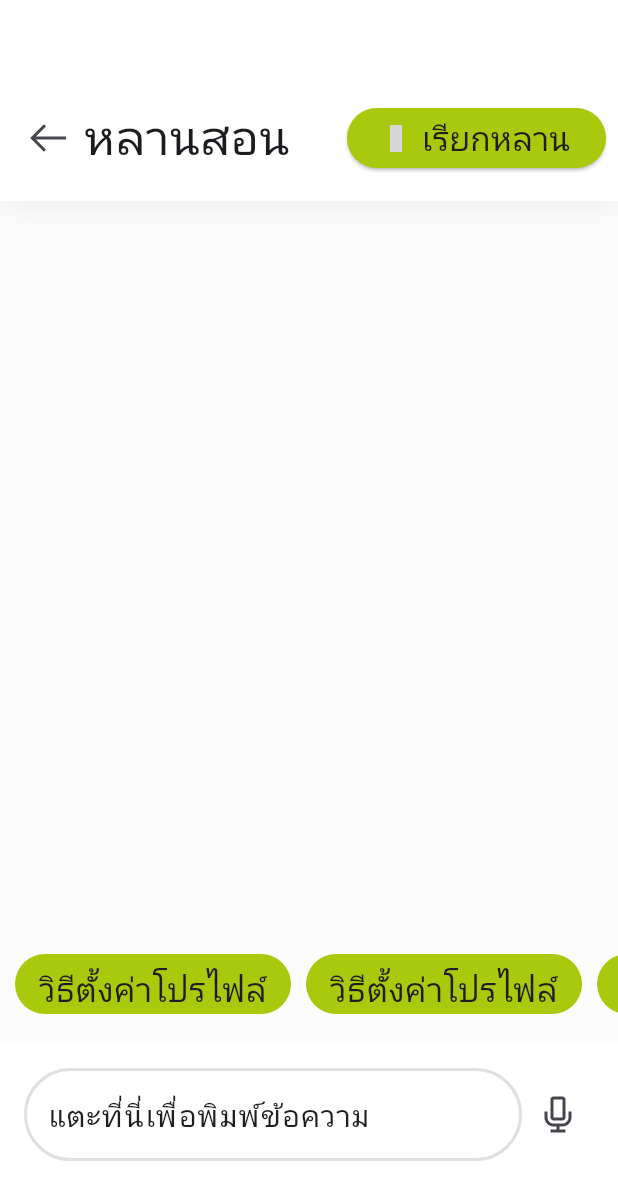
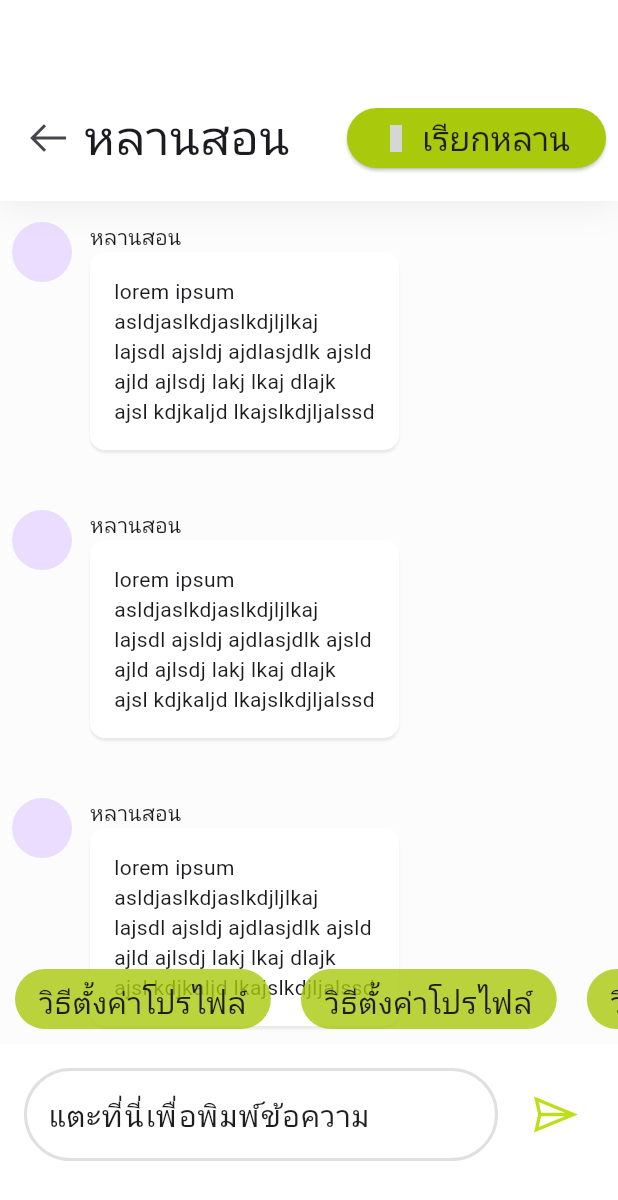
Before and after one commit to SornchaiTheDev/jump_ais, a Flutter app: the ChatScreen screen opened by its route, on a phone screen of 412 x 824 dp. Shown: the top 1200 px of the screen. Run offline on Flutter 3.47's test engine with Material 3 defaults, Android fonts, the light colour scheme and no system bars; our stand-ins replace google_fonts, line_icons; Roboto replaces fonts that are missing (Kanit); grey boxes are pictures that could not be loaded.

Commit message:
feat(chat): combine to have a chat like ui

```diff
--- a/lib/screens/chat_screen.dart
+++ b/lib/screens/chat_screen.dart
@@ -1,9 +1,8 @@
-import 'package:flutter/cupertino.dart';
 import 'package:flutter/material.dart';
 import 'package:flutter/widgets.dart';
-import 'package:jump_ais/constants/colors.dart';
 import 'package:jump_ais/widgets/chat_top_bar_widget.dart';
-import 'package:line_icons/line_icons.dart';
+import 'package:jump_ais/widgets/message_section_widget.dart';
+import 'package:jump_ais/widgets/suggestion_messages_widget.dart';
 
 class ChatScreen extends StatelessWidget {
   const ChatScreen({super.key});
@@ -11,147 +10,78 @@ class ChatScreen extends StatelessWidget {
   @override
   Widget build(BuildContext context) {
     return Scaffold(
-      body: Column(
-        children: [
-          const ChatTopBarWidget(),
-          Flexible(child: Container()),
-          SizedBox(
-            width: MediaQuery.of(context).size.width,
-            height: 40,
-            child: ListView(
-              scrollDirection: Axis.horizontal,
-              shrinkWrap: true,
+      body: Container(
+        height: MediaQuery.of(context).size.height,
+        child: Stack(
           children: [
             Container(
-                  padding: const EdgeInsets.fromLTRB(16, 8, 16, 8),
-                  margin: const EdgeInsets.only(left: 10),
-                  decoration: BoxDecoration(
-                    color: primaryColor,
-                    borderRadius: BorderRadius.circular(100),
-                  ),
-                  child: const Center(
-                    child: Text(
-                      "วิธีตั้งค่าโปรไฟล์",
-                      style: TextStyle(
-                        fontSize: 22,
-                        color: textColor,
+              margin: const EdgeInsets.only(top: 100),
+              child: Padding(
+                padding: const EdgeInsets.all(8.0),
+                child: ListView(
+                  padding: const EdgeInsets.all(0),
+                  children: const [
+                    MessageWidget(),
+                    MessageWidget(),
+                    MessageWidget(),
+                    MessageWidget(),
+                    MessageWidget(),
+                    MessageWidget(),
+                    MessageWidget(),
+                    MessageWidget(),
+                    const SizedBox(height: 200),
+                  ],
                 ),
               ),
             ),
-                ),
-                const SizedBox(width: 10),
-                Container(
-                  padding: const EdgeInsets.fromLTRB(16, 8, 16, 8),
-                  decoration: BoxDecoration(
-                    color: primaryColor,
-                    borderRadius: BorderRadius.circular(100),
-                  ),
-                  child: const Center(
-                    child: Text(
-                      "วิธีตั้งค่าโปรไฟล์",
-                      style: TextStyle(
-                        fontSize: 22,
-                        color: textColor,
-                      ),
-                    ),
-                  ),
-                ),
-                const SizedBox(width: 10),
-                Container(
-                  padding: const EdgeInsets.fromLTRB(16, 8, 16, 8),
-                  decoration: BoxDecoration(
-                    color: primaryColor,
-                    borderRadius: BorderRadius.circular(100),
-                  ),
-                  child: const Center(
-                    child: Text(
-                      "วิธีตั้งค่าโปรไฟล์",
-                      style: TextStyle(
-                        fontSize: 22,
-                        color: textColor,
-                      ),
-                    ),
-                  ),
-                ),
-                const SizedBox(width: 10),
-                Container(
-                  padding: const EdgeInsets.fromLTRB(16, 8, 16, 8),
-                  decoration: BoxDecoration(
-                    color: primaryColor,
-                    borderRadius: BorderRadius.circular(100),
-                  ),
-                  child: const Center(
-                    child: Text(
-                      "วิธีตั้งค่าโปรไฟล์",
-                      style: TextStyle(
-                        fontSize: 22,
-                        color: textColor,
-                      ),
-                    ),
-                  ),
-                ),
-                const SizedBox(width: 10),
+            const ChatTopBarWidget(),
+            // const SizedBox(height: 20),
+            const MessageSectionWidget(),
           ],
         ),
       ),
-          const SizedBox(height: 20),
-          Stack(
+    );
+  }
+}
+
+class MessageWidget extends StatelessWidget {
+  const MessageWidget({
+    super.key,
+  });
+
+  @override
+  Widget build(BuildContext context) {
+    return Container(
+      margin: const EdgeInsets.only(top: 40),
+      child: Row(
+        crossAxisAlignment: CrossAxisAlignment.start,
         children: [
+          const CircleAvatar(),
+          const SizedBox(width: 12),
+          Column(
+            crossAxisAlignment: CrossAxisAlignment.start,
+            children: [
+              const Text("หลานสอน"),
               Container(
-                width: double.infinity,
-                padding: const EdgeInsets.fromLTRB(16, 16, 16, 50),
-                color: Colors.white,
-                child: Row(
-                  children: [
-                    Flexible(
-                      flex: 1,
-                      child: Container(
+                width: MediaQuery.of(context).size.width * 0.5,
+                padding: const EdgeInsets.all(16),
                 decoration: BoxDecoration(
                     color: Colors.white,
-                          borderRadius: BorderRadius.circular(10),
+                    borderRadius: const BorderRadius.all(
+                      Radius.circular(10),
                     ),
-                        child: TextField(
-                          style: const TextStyle(fontSize: 20),
-                          decoration: InputDecoration(
-                            hintText: "แตะที่นี่เพื่อพิมพ์ข้อความ",
-                            hintStyle: const TextStyle(
-                              color: textColor,
-                              fontSize: 20,
-                            ),
-                            focusedBorder: OutlineInputBorder(
-                              borderSide: BorderSide(
-                                color: Colors.grey[300]!,
-                                width: 2,
-                              ),
-                              borderRadius: const BorderRadius.all(
-                                Radius.circular(100),
-                              ),
-                            ),
-                            enabledBorder: OutlineInputBorder(
-                              borderSide: BorderSide(
-                                color: Colors.grey[300]!,
-                                width: 2,
-                              ),
-                              borderRadius: const BorderRadius.all(
-                                Radius.circular(100),
-                              ),
-                            ),
-                          ),
-                        ),
-                      ),
-                    ),
-                    IconButton(
-                      onPressed: () {},
-                      icon: const Icon(
-                        LineIcons.microphone,
-                        size: 32,
-                      ),
+                    boxShadow: [
+                      BoxShadow(
+                        color: Colors.grey.withOpacity(0.2),
+                        blurRadius: 0.5,
+                        offset: Offset(0, 2),
+                      )
+                    ]),
+                child: const Text(
+                    "lorem ipsum asldjaslkdjaslkdjljlkaj lajsdl ajsldj ajdlasjdlk ajsld ajld ajlsdj lakj lkaj dlajk ajsl kdjkaljd lkajslkdjljalssd"),
               ),
             ],
-                ),
           )
-            ],
-          ),
         ],
       ),
     );
--- a/lib/widgets/chat_top_bar_widget.dart
+++ b/lib/widgets/chat_top_bar_widget.dart
@@ -7,7 +7,11 @@ class ChatTopBarWidget extends StatelessWidget {
 
   @override
   Widget build(BuildContext context) {
-    return Container(
+    return Positioned(
+      top: 0,
+      left: 0,
+      right: 0,
+      child: Container(
         padding: const EdgeInsets.only(top: 60, bottom: 10),
         decoration: BoxDecoration(
           color: Colors.white,
@@ -69,6 +73,7 @@ class ChatTopBarWidget extends StatelessWidget {
             ],
           ),
         ),
+      ),
     );
   }
 }
--- /dev/null
+++ b/lib/widgets/message_section_widget.dart
@@ -0,0 +1,82 @@
+import 'package:flutter/material.dart';
+import 'package:jump_ais/constants/colors.dart';
+import 'package:jump_ais/widgets/suggestion_messages_widget.dart';
+import 'package:line_icons/line_icons.dart';
+
+class MessageSectionWidget extends StatelessWidget {
+  const MessageSectionWidget({
+    super.key,
+  });
+
+  @override
+  Widget build(BuildContext context) {
+    return Positioned(
+      left: 0,
+      right: 0,
+      bottom: 0,
+      child: Column(
+        children: [
+          const SuggestionMessagesWidget(),
+          const SizedBox(
+            height: 10,
+          ),
+          Container(
+            width: double.infinity,
+            padding: const EdgeInsets.fromLTRB(16, 16, 16, 50),
+            color: Colors.white,
+            child: Row(
+              children: [
+                Flexible(
+                  flex: 1,
+                  child: Container(
+                    decoration: BoxDecoration(
+                      color: Colors.white,
+                      borderRadius: BorderRadius.circular(10),
+                    ),
+                    child: TextField(
+                      style: const TextStyle(fontSize: 20),
+                      decoration: InputDecoration(
+                        hintText: "แตะที่นี่เพื่อพิมพ์ข้อความ",
+                        hintStyle: const TextStyle(
+                          color: textColor,
+                          fontSize: 20,
+                        ),
+                        focusedBorder: OutlineInputBorder(
+                          borderSide: BorderSide(
+                            color: Colors.grey[300]!,
+                            width: 2,
+                          ),
+                          borderRadius: const BorderRadius.all(
+                            Radius.circular(100),
+                          ),
+                        ),
+                        enabledBorder: OutlineInputBorder(
+                          borderSide: BorderSide(
+                            color: Colors.grey[300]!,
+                            width: 2,
+                          ),
+                          borderRadius: const BorderRadius.all(
+                            Radius.circular(100),
+                          ),
+                        ),
+                      ),
+                    ),
+                  ),
+                ),
+                const SizedBox(width: 12),
+                IconButton(
+                  onPressed: () {},
+                  icon: const Icon(
+                    LineIcons.paperPlane,
+                    color: accentColor,
+                    size: 36,
+                  ),
+                ),
+              ],
+            ),
+          ),
+        ],
+      ),
+    );
+  }
+}
--- /dev/null
+++ b/lib/widgets/suggestion_messages_widget.dart
@@ -0,0 +1,60 @@
+import 'package:flutter/material.dart';
+import 'package:jump_ais/constants/colors.dart';
+
+class SuggestionMessagesWidget extends StatelessWidget {
+  const SuggestionMessagesWidget({
+    super.key,
+  });
+
+  @override
+  Widget build(BuildContext context) {
+    return Positioned(
+      bottom: 100,
+      left: 0,
+      right: 0,
+      child: SizedBox(
+        width: MediaQuery.of(context).size.width,
+        height: 40,
+        child: ListView(
+          scrollDirection: Axis.horizontal,
+          shrinkWrap: true,
+          children: [
+            const SugestionWordWidget(),
+            const SizedBox(width: 10),
+            const SugestionWordWidget(),
+            const SizedBox(width: 10),
+            const SugestionWordWidget(),
+            const SizedBox(width: 10),
+          ],
+        ),
+      ),
+    );
+  }
+}
+
+class SugestionWordWidget extends StatelessWidget {
+  const SugestionWordWidget({
+    super.key,
+  });
+
+  @override
+  Widget build(BuildContext context) {
+    return Container(
+      padding: const EdgeInsets.fromLTRB(16, 8, 16, 8),
+      margin: const EdgeInsets.only(left: 10),
+      decoration: BoxDecoration(
+        color: primaryColor.withOpacity(0.8),
+        borderRadius: BorderRadius.circular(100),
+      ),
+      child: const Center(
+        child: Text(
+          "วิธีตั้งค่าโปรไฟล์",
+          style: TextStyle(
+            fontSize: 20,
+            color: textColor,
+          ),
+        ),
+      ),
+    );
+  }
+}
```
Lines whose indentation alone changed are shown as unchanged.
